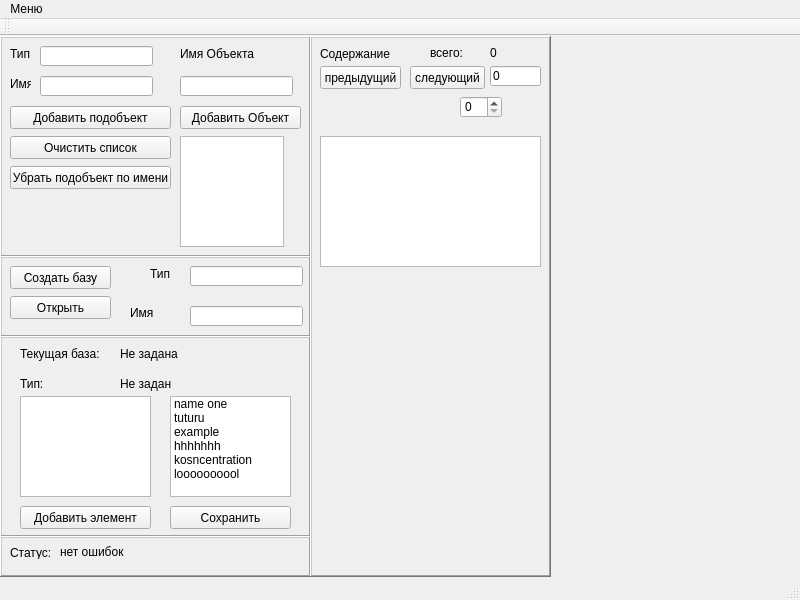
Before: the Qt Designer form baza1/mainwindow.ui in ais1199/basa1, drawn with Qt 5.
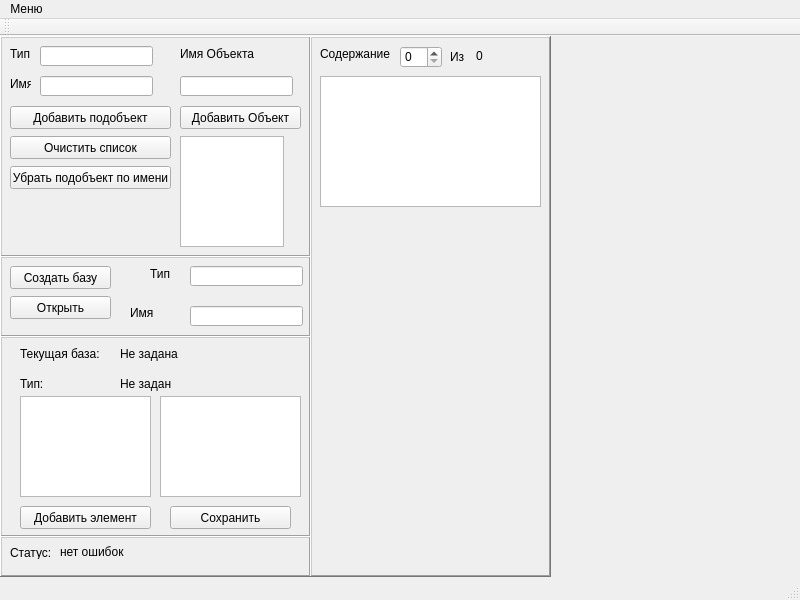
After: the same form once the commit is applied.

Commit message: Можно просматривать созданные базы. Ведется работа над улучшением создания новых типов баз. Требуется дополнить интерфейс для добавления элементов. Требуется разработать интерфейс.

```diff
--- a/baza1/mainwindow.ui
+++ b/baza1/mainwindow.ui
@@ -358,45 +358,15 @@
       <string>Сохранить</string>
      </property>
     </widget>
-    <widget class="QListWidget" name="example">
+    <widget class="QPlainTextEdit" name="example">
      <property name="geometry">
       <rect>
-       <x>170</x>
+       <x>160</x>
        <y>60</y>
-       <width>121</width>
+       <width>141</width>
        <height>101</height>
       </rect>
      </property>
-     <item>
-      <property name="text">
-       <string>name one</string>
-      </property>
-     </item>
-     <item>
-      <property name="text">
-       <string>tuturu</string>
-      </property>
-     </item>
-     <item>
-      <property name="text">
-       <string>example</string>
-      </property>
-     </item>
-     <item>
-      <property name="text">
-       <string>hhhhhhh</string>
-      </property>
-     </item>
-     <item>
-      <property name="text">
-       <string>kosncentration</string>
-      </property>
-     </item>
-     <item>
-      <property name="text">
-       <string>loooooooool</string>
-      </property>
-     </item>
     </widget>
    </widget>
    <widget class="QFrame" name="frame_4">
@@ -460,7 +430,7 @@
      <property name="geometry">
       <rect>
        <x>10</x>
-       <y>100</y>
+       <y>40</y>
        <width>221</width>
        <height>131</height>
       </rect>
@@ -479,81 +449,42 @@
       <string>Содержание</string>
      </property>
     </widget>
-    <widget class="QPushButton" name="prev">
-     <property name="geometry">
-      <rect>
-       <x>10</x>
-       <y>30</y>
-       <width>81</width>
-       <height>23</height>
-      </rect>
-     </property>
-     <property name="text">
-      <string>предыдущий</string>
-     </property>
-    </widget>
-    <widget class="QPushButton" name="next">
-     <property name="geometry">
-      <rect>
-       <x>100</x>
-       <y>30</y>
-       <width>75</width>
-       <height>23</height>
-      </rect>
-     </property>
-     <property name="text">
-      <string>следующий</string>
-     </property>
-    </widget>
-    <widget class="QLineEdit" name="place">
-     <property name="geometry">
-      <rect>
-       <x>180</x>
-       <y>30</y>
-       <width>51</width>
-       <height>20</height>
-      </rect>
-     </property>
-     <property name="text">
-      <string>0</string>
-     </property>
-    </widget>
-    <widget class="QLabel" name="total">
-     <property name="geometry">
-      <rect>
-       <x>180</x>
-       <y>10</y>
-       <width>47</width>
-       <height>13</height>
-      </rect>
-     </property>
-     <property name="text">
-      <string>0</string>
-     </property>
-    </widget>
-    <widget class="QLabel" name="label_11">
-     <property name="geometry">
-      <rect>
-       <x>120</x>
-       <y>10</y>
-       <width>47</width>
-       <height>13</height>
-      </rect>
-     </property>
-     <property name="text">
-      <string>всего:</string>
-     </property>
-    </widget>
     <widget class="QSpinBox" name="spinBox">
      <property name="geometry">
       <rect>
-       <x>150</x>
-       <y>60</y>
+       <x>90</x>
+       <y>10</y>
        <width>42</width>
        <height>22</height>
       </rect>
      </property>
     </widget>
+    <widget class="QLabel" name="lim1">
+     <property name="geometry">
+      <rect>
+       <x>166</x>
+       <y>10</y>
+       <width>61</width>
+       <height>20</height>
+      </rect>
+     </property>
+     <property name="text">
+      <string>0</string>
+     </property>
+    </widget>
+    <widget class="QLabel" name="label_11">
+     <property name="geometry">
+      <rect>
+       <x>140</x>
+       <y>10</y>
+       <width>21</width>
+       <height>21</height>
+      </rect>
+     </property>
+     <property name="text">
+      <string>Из</string>
+     </property>
+    </widget>
    </widget>
   </widget>
   <widget class="QMenuBar" name="menuBar">
```
Left out of the diff: 2 changed lines with no effect on the pictures. The commit also changes 2 other files.
